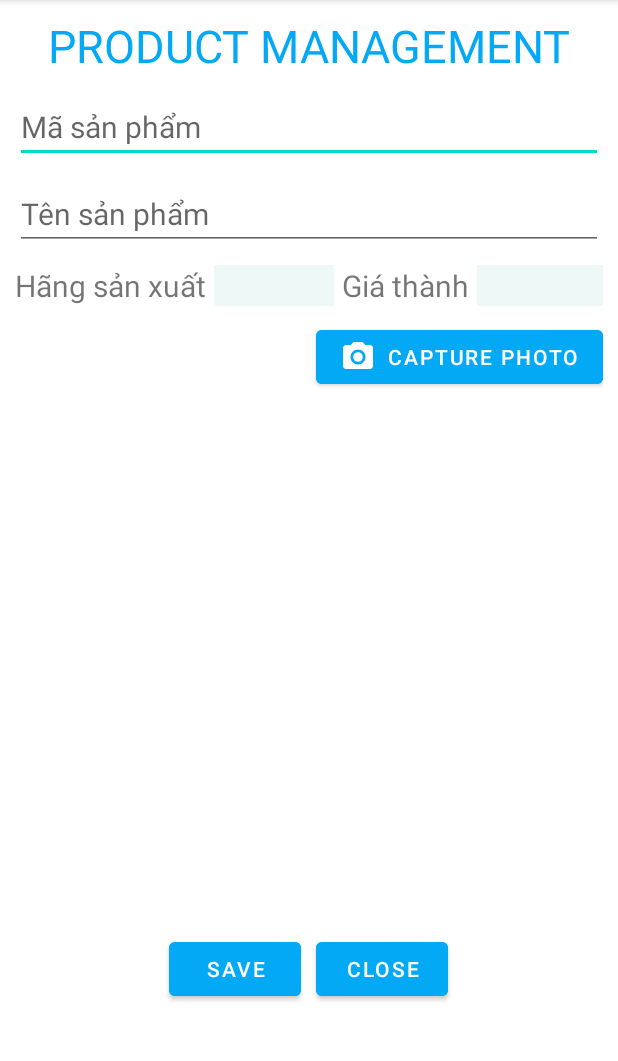
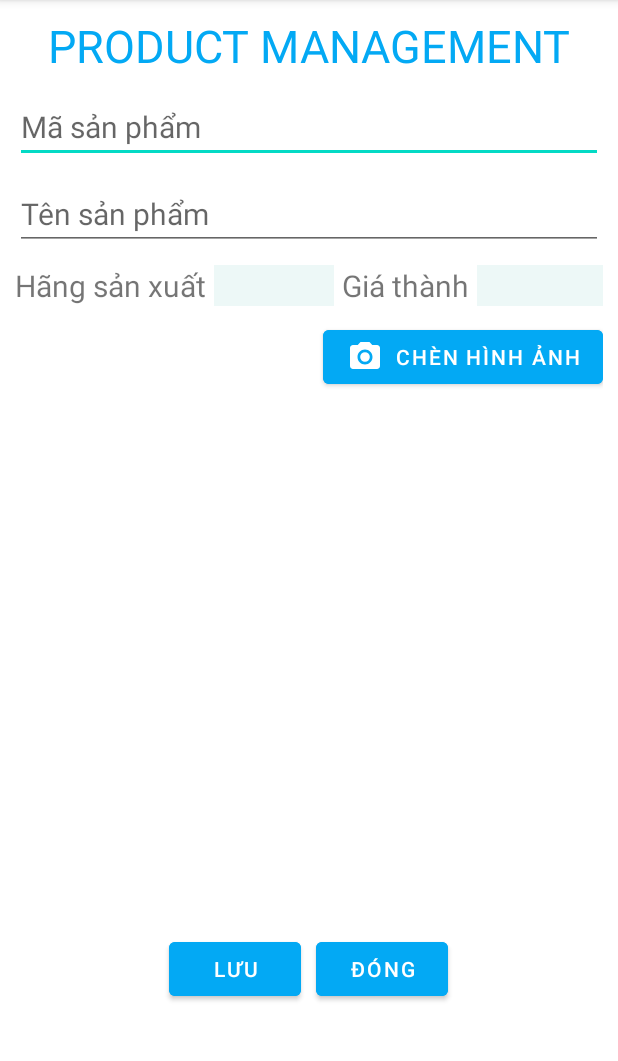
Before and after one commit to Group03-OrganiCare/G701_Nhom03, an Android app: the Product_Edit screen opened directly, with no data from a screen before it, on a phone screen of 412 x 824 dp, the part 84-1145 px from its top. Run offline under Robolectric (Android 15) with nearby library versions, the phone set to English and light mode, and no system bars.

```diff
--- a/app/src/main/res/layout/activity_product_add.xml
+++ b/app/src/main/res/layout/activity_product_add.xml
@@ -68,7 +68,7 @@
         android:id="@+id/btnCapture"
         android:layout_width="wrap_content"
         android:layout_height="wrap_content"
-        android:text="Capture Photo"
+        android:text="Chèn hình ảnh"
         android:layout_gravity="right"
         android:drawableLeft="@drawable/ic_baseline_photo_camera_24"
         android:layout_marginTop="10dp"
@@ -90,14 +90,14 @@
             android:id="@+id/btnSave"
             android:layout_width="wrap_content"
             android:layout_height="wrap_content"
-            android:text="Save"
+            android:text="Lưu"
             android:backgroundTint="#03A9F4"/>
         <Button
             android:id="@+id/btnCancel"
             android:layout_width="wrap_content"
             android:layout_height="wrap_content"
             android:layout_marginStart="10dp"
-            android:text="Close"
+            android:text="Đóng"
             android:backgroundTint="#03A9F4"/>
     </LinearLayout>
 
--- a/app/src/main/res/layout/activity_product_edit.xml
+++ b/app/src/main/res/layout/activity_product_edit.xml
@@ -68,7 +68,7 @@
         android:id="@+id/btnCapture"
         android:layout_width="wrap_content"
         android:layout_height="wrap_content"
-        android:text="Capture Photo"
+        android:text="Chèn hình ảnh"
         android:layout_gravity="right"
         android:drawableLeft="@drawable/ic_baseline_photo_camera_24"
         android:layout_marginTop="10dp"
@@ -90,14 +90,14 @@
             android:id="@+id/btnSave"
             android:layout_width="wrap_content"
             android:layout_height="wrap_content"
-            android:text="Save"
+            android:text="Lưu"
             android:backgroundTint="#03A9F4"/>
         <Button
             android:id="@+id/btnCancel"
             android:layout_width="wrap_content"
             android:layout_height="wrap_content"
             android:layout_marginStart="10dp"
-            android:text="Close"
+            android:text="Đóng"
             android:backgroundTint="#03A9F4"/>
     </LinearLayout>
 
--- a/app/src/main/res/layout/item_listview.xml
+++ b/app/src/main/res/layout/item_listview.xml
@@ -2,7 +2,8 @@
 <LinearLayout xmlns:android="http://schemas.android.com/apk/res/android"
     android:layout_width="match_parent"
     android:layout_height="wrap_content"
-    android:orientation="horizontal">
+    android:orientation="horizontal"
+    android:padding="10dp">
 
     <ImageView
         android:id="@+id/imvItemThumb"
```
